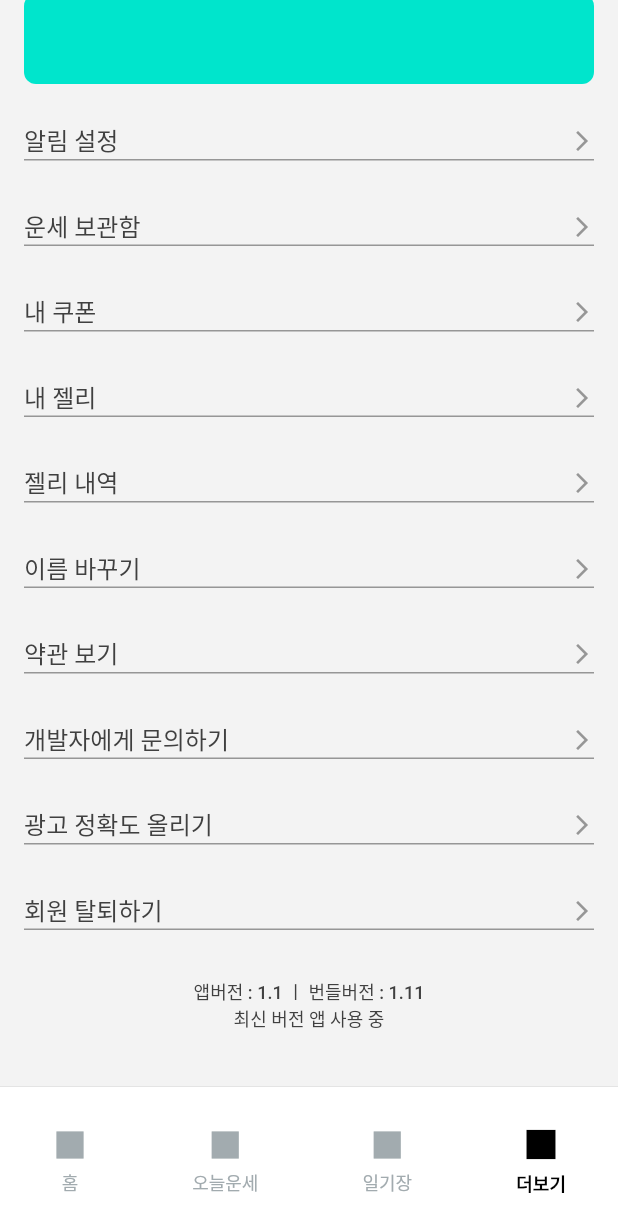
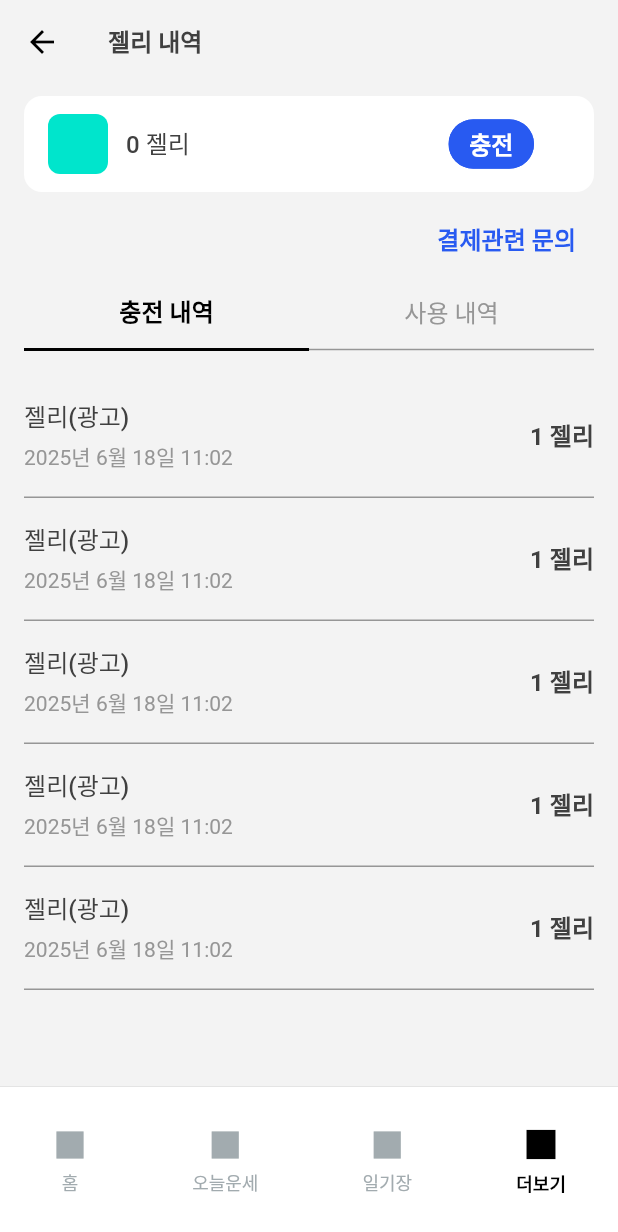
Before and after one commit to KhuongKayyyyy/nexacode_nora, a Flutter app: the screen it shows after launch, item 4 of the bottom bar chosen, scrolled down 289 dp, after a tap on "내 젤리", on a phone screen of 412 x 824 dp. Shown: the top 1232 px of the screen. Run offline on Flutter 3.47's test engine with Material 3 defaults, Android fonts, the phone set to English and light mode, and no system bars; our stand-ins replace cached_network_image, carousel_slider, dots_indicator, fluttertoast, get, lottie; Roboto replaces fonts that are missing (Pretendard).

Commit message:
added with fee history page

```diff
--- a/lib/constants/RouteName.dart
+++ b/lib/constants/RouteName.dart
@@ -9,4 +9,5 @@ class RouteName {
   static const moreFee = "/moreFee";
   static const moreNoticeSetting = "/moreNoticeSetting";
   static const morePersonalInformation = "/morePersonalInformation";
+  static const moreFeeHistory = "/moreFeeHistory";
 }
--- a/lib/navs/more_nav.dart
+++ b/lib/navs/more_nav.dart
@@ -3,6 +3,7 @@ import 'package:get/get.dart';
 import 'package:get/get_core/src/get_main.dart';
 import 'package:nora/constants/NavIds.dart';
 import 'package:nora/constants/RouteName.dart';
+import 'package:nora/screens/more/more_fee_history.dart';
 import 'package:nora/screens/more/more_fee_page.dart';
 import 'package:nora/screens/more/more_landing_page.dart';
 import 'package:nora/screens/more/more_notice_setting_pages.dart';
@@ -37,6 +38,9 @@ class MoreNav extends StatelessWidget {
             page: () => MorePersonalInformation(),
           );
         }
+        if (settings.name == RouteName.moreFeeHistory) {
+          return GetPageRoute(settings: settings, page: () => MoreFeeHistory());
+        }
         return GetPageRoute(settings: settings, page: () => MoreLandingPage());
       },
     );
--- /dev/null
+++ b/lib/screens/more/components/my_fee_item.dart
@@ -0,0 +1,44 @@
+import 'package:flutter/material.dart';
+import 'package:get/get.dart';
+import 'package:get/get_core/src/get_main.dart';
+import 'package:nora/components/AppButton.dart';
+import 'package:nora/components/AppText.dart';
+import 'package:nora/constants/NavIds.dart';
+import 'package:nora/constants/RouteName.dart';
+
+class MyFeeItem extends StatelessWidget {
+  const MyFeeItem({super.key});
+
+  @override
+  Widget build(BuildContext context) {
+    return Container(
+      padding: EdgeInsets.symmetric(horizontal: 16, vertical: 12),
+      margin: EdgeInsets.symmetric(horizontal: 16, vertical: 8),
+      decoration: BoxDecoration(
+        color: Colors.white,
+        borderRadius: BorderRadius.circular(12),
+      ),
+      child: Row(
+        children: [
+          Container(
+            width: 40,
+            height: 40,
+            decoration: BoxDecoration(
+              color: Color(0xFF00E5CC),
+              borderRadius: BorderRadius.circular(8),
+            ),
+          ),
+          SizedBox(width: 12),
+          AppText(text: "0 젤리", fontSize: 16, fontWeight: FontWeight.w500),
+          Spacer(),
+          AppButton(
+            width: 57,
+            height: 33,
+            text: "충전",
+            onTap: () => Get.toNamed(RouteName.moreFee, id: NavIds.more),
+          ),
+        ],
+      ),
+    );
+  }
+}
--- /dev/null
+++ b/lib/screens/more/more_fee_history.dart
@@ -0,0 +1,200 @@
+import 'package:flutter/material.dart';
+import 'package:nora/components/AppText.dart';
+import 'package:nora/constants/ColorConstants.dart';
+import 'package:nora/screens/more/components/my_fee_item.dart';
+
+class MoreFeeHistory extends StatefulWidget {
+  const MoreFeeHistory({super.key});
+
+  @override
+  State<MoreFeeHistory> createState() => _MoreFeeHistoryState();
+}
+
+class _MoreFeeHistoryState extends State<MoreFeeHistory> {
+  int selectedTab = 0;
+
+  @override
+  Widget build(BuildContext context) {
+    return Scaffold(
+      appBar: AppBar(
+        centerTitle: false,
+        title: AppText(
+          text: "젤리 내역",
+          fontSize: 16,
+          fontWeight: FontWeight.bold,
+        ),
+      ),
+      body: Column(
+        children: [
+          MyFeeItem(),
+          Padding(
+            padding: EdgeInsets.symmetric(horizontal: 16),
+            child: Row(
+              children: [
+                Spacer(),
+                TextButton(
+                  onPressed: () {},
+                  child: AppText(
+                    text: "결제관련 문의",
+                    color: ColorConstants.btnDefaultColor,
+                    fontSize: 16,
+                    fontWeight: FontWeight.bold,
+                  ),
+                ),
+              ],
+            ),
+          ),
+          _buildTabSection(),
+          Expanded(child: _buildContent()),
+        ],
+      ),
+    );
+  }
+
+  Widget _buildTabSection() {
+    return Container(
+      padding: EdgeInsets.symmetric(horizontal: 16),
+      child: Row(
+        children: [
+          Expanded(
+            child: GestureDetector(
+              onTap: () => setState(() => selectedTab = 0),
+              child: Container(
+                padding: EdgeInsets.symmetric(vertical: 12),
+                decoration: BoxDecoration(
+                  border: Border(
+                    bottom: BorderSide(
+                      color: selectedTab == 0
+                          ? Colors.black
+                          : ColorConstants.color96,
+                      width: selectedTab == 0 ? 2 : 1,
+                    ),
+                  ),
+                ),
+                child: Center(
+                  child: AppText(
+                    text: "충전 내역",
+                    fontSize: 16,
+                    fontWeight: selectedTab == 0
+                        ? FontWeight.bold
+                        : FontWeight.normal,
+                    color: selectedTab == 0
+                        ? Colors.black
+                        : ColorConstants.color96,
+                  ),
+                ),
+              ),
+            ),
+          ),
+          Expanded(
+            child: GestureDetector(
+              onTap: () => setState(() => selectedTab = 1),
+              child: Container(
+                padding: EdgeInsets.symmetric(vertical: 12),
+                decoration: BoxDecoration(
+                  border: Border(
+                    bottom: BorderSide(
+                      color: selectedTab == 1
+                          ? Colors.black
+                          : ColorConstants.color96,
+                      width: selectedTab == 1 ? 2 : 1,
+                    ),
+                  ),
+                ),
+                child: Center(
+                  child: AppText(
+                    text: "사용 내역",
+                    fontSize: 16,
+                    fontWeight: selectedTab == 1
+                        ? FontWeight.bold
+                        : FontWeight.normal,
+                    color: selectedTab == 1
+                        ? Colors.black
+                        : ColorConstants.color96,
+                  ),
+                ),
+              ),
+            ),
+          ),
+        ],
+      ),
+    );
+  }
+
+  Widget _buildContent() {
+    if (selectedTab == 0) {
+      return _buildHistoryList();
+    } else {
+      return _buildEmptyUsageHistory();
+    }
+  }
+
+  Widget _buildHistoryList() {
+    return ListView.builder(
+      padding: EdgeInsets.all(16),
+      itemCount: 5,
+      itemBuilder: (context, index) {
+        return _buildHistoryItem();
+      },
+    );
+  }
+
+  Widget _buildEmptyUsageHistory() {
+    return Center(
+      child: Column(
+        mainAxisAlignment: MainAxisAlignment.center,
+        children: [
+          Container(
+            width: 100,
+            height: 100,
+            decoration: BoxDecoration(
+              color: Color(0xFF00E5CC),
+              borderRadius: BorderRadius.circular(8),
+            ),
+          ),
+          SizedBox(height: 20),
+          AppText(
+            text: "아직 내역이 없어요",
+            fontSize: 16,
+            fontWeight: FontWeight.w500,
+            color: ColorConstants.color96,
+          ),
+        ],
+      ),
+    );
+  }
+
+  Widget _buildHistoryItem() {
+    return Container(
+      padding: EdgeInsets.symmetric(vertical: 16),
+      decoration: BoxDecoration(
+        border: Border(
+          bottom: BorderSide(color: ColorConstants.color96, width: 1),
+        ),
+      ),
+      child: Row(
+        children: [
+          Column(
+            crossAxisAlignment: CrossAxisAlignment.start,
+            children: [
+              AppText(
+                text: "젤리(광고)",
+                fontSize: 16,
+                fontWeight: FontWeight.w500,
+              ),
+              SizedBox(height: 4),
+              AppText(
+                text: "2025년 6월 18일 11:02",
+                fontSize: 14,
+                fontWeight: FontWeight.normal,
+                color: ColorConstants.color96,
+              ),
+            ],
+          ),
+          Spacer(),
+          AppText(text: "1 젤리", fontSize: 16, fontWeight: FontWeight.bold),
+        ],
+      ),
+    );
+  }
+}
--- a/lib/screens/more/more_landing_page.dart
+++ b/lib/screens/more/more_landing_page.dart
@@ -8,6 +8,7 @@ import 'package:nora/constants/ColorConstants.dart';
 import 'package:nora/constants/Constants.dart';
 import 'package:nora/constants/RouteName.dart';
 import 'package:nora/constants/NavIds.dart';
+import 'package:nora/screens/more/components/my_fee_item.dart';
 
 class MoreLandingPage extends StatelessWidget {
   const MoreLandingPage({super.key});
@@ -21,7 +22,7 @@ class MoreLandingPage extends StatelessWidget {
           child: Column(
             children: [
               _buildHeadingSection(),
-              _buildProfileSection(),
+              MyFeeItem(),
               20.y,
               _buildImagePlaceHolder(),
               10.y,
@@ -32,7 +33,11 @@ class MoreLandingPage extends StatelessWidget {
               ),
               _buildSettingItem(title: "운세 보관함", onTap: () {}),
               _buildSettingItem(title: "내 쿠폰", onTap: () {}),
-              _buildSettingItem(title: "내 젤리", onTap: () {}),
+              _buildSettingItem(
+                title: "내 젤리",
+                onTap: () =>
+                    Get.toNamed(RouteName.moreFeeHistory, id: NavIds.more),
+              ),
               _buildSettingItem(title: "젤리 내역", onTap: () {}),
               _buildSettingItem(title: "이름 바꾸기", onTap: () {}),
               _buildSettingItem(title: "약관 보기", onTap: () {}),
@@ -86,38 +91,6 @@ class MoreLandingPage extends StatelessWidget {
     );
   }
 
-  Widget _buildProfileSection() {
-    return Container(
-      padding: EdgeInsets.symmetric(horizontal: 16, vertical: 12),
-      margin: EdgeInsets.symmetric(horizontal: 16, vertical: 8),
-      decoration: BoxDecoration(
-        color: Colors.white,
-        borderRadius: BorderRadius.circular(12),
-      ),
-      child: Row(
-        children: [
-          Container(
-            width: 40,
-            height: 40,
-            decoration: BoxDecoration(
-              color: Color(0xFF00E5CC),
-              borderRadius: BorderRadius.circular(8),
-            ),
-          ),
-          SizedBox(width: 12),
-          AppText(text: "0 젤리", fontSize: 16, fontWeight: FontWeight.w500),
-          Spacer(),
-          AppButton(
-            width: 57,
-            height: 33,
-            text: "충전",
-            onTap: () => Get.toNamed(RouteName.moreFee, id: NavIds.more),
-          ),
-        ],
-      ),
-    );
-  }
-
   Widget _buildImagePlaceHolder() {
     return Container(
       width: double.infinity,
--- a/lib/screens/more/more_personal_information.dart
+++ b/lib/screens/more/more_personal_information.dart
@@ -79,7 +79,7 @@ class MorePersonalInformation
                         text: "태어난 시간을 몰라",
                         fontSize: 14,
                         fontWeight: FontWeight.w400,
-                        color: ColorConstants.blac,
+                        color: ColorConstants.black,
                       ),
                     ],
                   ),
```
